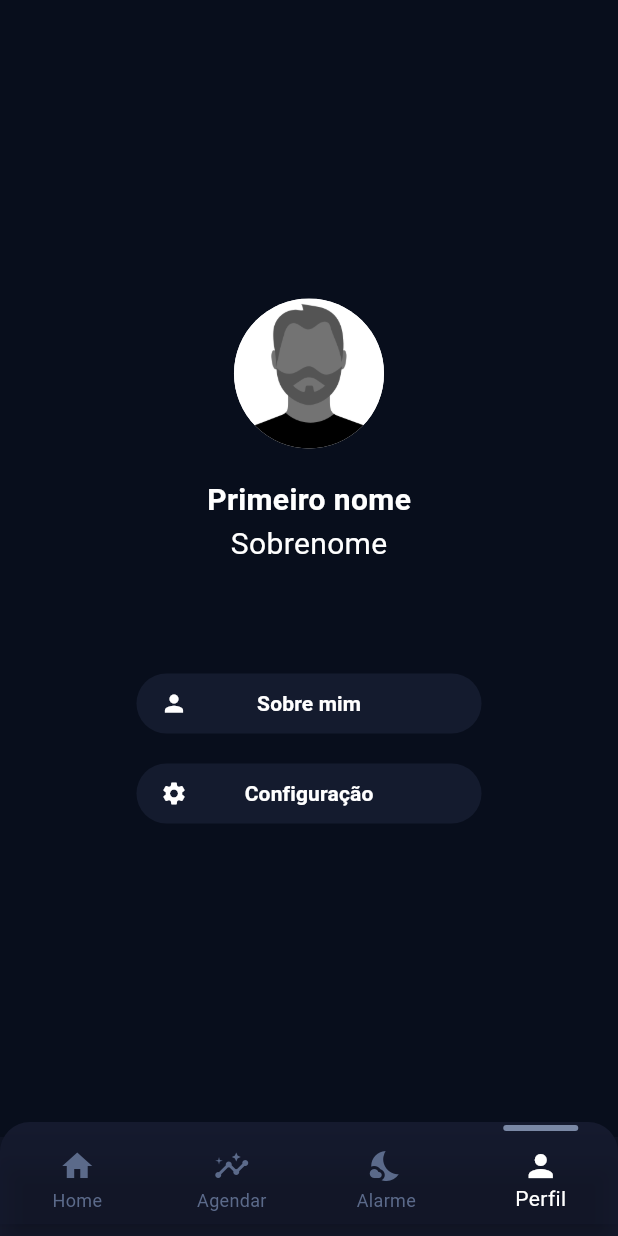
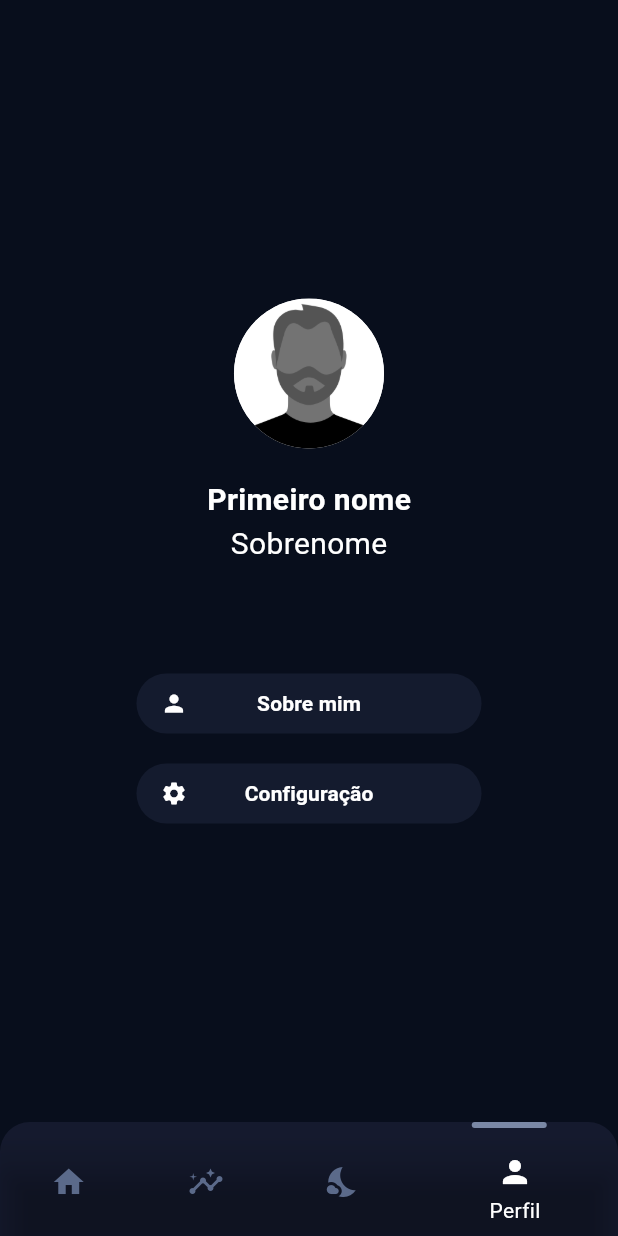
Before and after one commit to LucasMarmittCatarino/Sonho_Saudavel, a Flutter app: the BottomTabNavigator screen opened directly, item 4 of the bottom bar chosen, on a phone screen of 412 x 824 dp. Run offline on Flutter 3.47's test engine with Material 3 defaults, Android fonts, the phone set to English and light mode, and no system bars.

Commit message:
feat: better style for bottom tab navigator

```diff
--- a/lib/navigations/bottom_tab_navigator.dart
+++ b/lib/navigations/bottom_tab_navigator.dart
@@ -14,17 +14,34 @@ class BottomTabNavigator extends StatefulWidget {
 class _BottomTabNavigatorState extends State<BottomTabNavigator> {
   int _selectedIndex = 0;
 
-  final List<Widget> _screens = [
-    const HomeScreen(),
-    const ScheduleScreen(),
-    const AlarmScreen(),
-    const ProfileScreen(),
+  final List<Widget> _screens = const [
+    HomeScreen(),
+    ScheduleScreen(),
+    AlarmScreen(),
+    ProfileScreen(),
   ];
 
   void _onItemTapped(int index) {
     setState(() {
       _selectedIndex = index;
     });
+  }
+
+  double _getIndicatorPosition() {
+    return (_selectedIndex * (MediaQuery.of(context).size.width / 4)) +
+        (MediaQuery.of(context).size.width / 8) -
+        (7 + _selectedIndex * 13);
+  }
+
+  BottomNavigationBarItem _buildBottomNavigationBarItem(IconData icon, String label) {
+    return BottomNavigationBarItem(
+      icon: Padding(
+        padding: const EdgeInsets.only(bottom: 4.0),
+        child: Icon(icon),
+      ),
+      label: label,
+      backgroundColor: Colors.transparent,
+    );
   }
 
   @override
@@ -35,7 +52,12 @@ class _BottomTabNavigatorState extends State<BottomTabNavigator> {
         index: _selectedIndex,
         children: _screens,
       ),
-      bottomNavigationBar: Container(
+      bottomNavigationBar: Theme(
+        data: ThemeData(
+          splashColor: Colors.transparent,
+          highlightColor: Colors.transparent,
+        ),
+        child: Container(
           height: 76,
           decoration: const BoxDecoration(
             color: Color(0xFF151A2E),
@@ -47,38 +69,24 @@ class _BottomTabNavigatorState extends State<BottomTabNavigator> {
           child: Stack(
             alignment: Alignment.bottomCenter,
             children: [
-            Padding(
-              padding: const EdgeInsets.only(bottom: 8.0),
-              child: BottomNavigationBar(
+              BottomNavigationBar(
                 currentIndex: _selectedIndex,
                 onTap: _onItemTapped,
-                backgroundColor: const Color.fromARGB(110, 21, 26, 46),
                 selectedItemColor: Colors.white,
                 unselectedItemColor: const Color(0xFF5b6a8a),
-                type: BottomNavigationBarType.fixed,
-                items: const [
-                  BottomNavigationBarItem(
-                    icon: Icon(Icons.home),
-                    label: 'Home',
+                type: BottomNavigationBarType.shifting,
+                items: [
+                  _buildBottomNavigationBarItem(Icons.home, 'Home'),
+                  _buildBottomNavigationBarItem(Icons.insights, 'Agendar'),
+                  _buildBottomNavigationBarItem(Icons.nights_stay, 'Alarme'),
+                  _buildBottomNavigationBarItem(Icons.person, 'Perfil'),
+                ],
+                showUnselectedLabels: false,
               ),
-                  BottomNavigationBarItem(
-                    icon: Icon(Icons.insights),
-                    label: 'Agendar',
-                  ),
-                  BottomNavigationBarItem(
-                    icon: Icon(Icons.nights_stay),
-                    label: 'Alarme',
-                  ),
-                  BottomNavigationBarItem(
-                    icon: Icon(Icons.person),
-                    label: 'Perfil',
-                  ),
-                ],
-              ),
-            ),
-            Positioned(
-              bottom: 70,
-              left: (_selectedIndex * (MediaQuery.of(context).size.width / 4)) + (MediaQuery.of(context).size.width / 8) - 25,
+              AnimatedPositioned(
+                duration: const Duration(milliseconds: 70),
+                bottom: 72,
+                left: _getIndicatorPosition(),
                 child: Container(
                   width: 50,
                   height: 4,
@@ -91,6 +99,7 @@ class _BottomTabNavigatorState extends State<BottomTabNavigator> {
             ],
           ),
         ),
+      ),
     );
   }
 }
```
Lines whose indentation alone changed are shown as unchanged.
